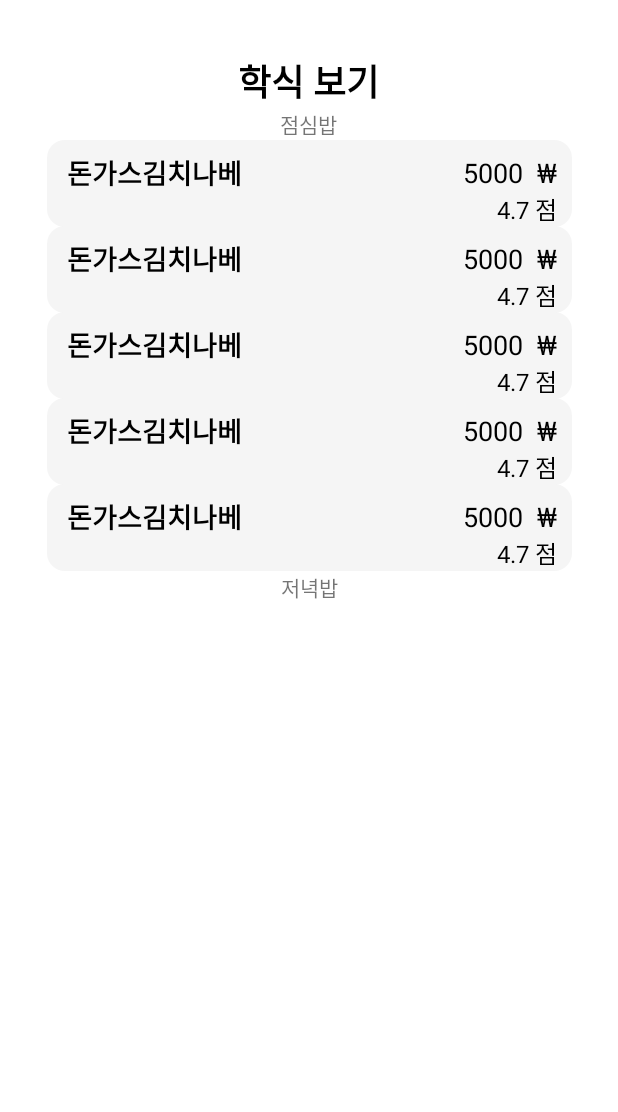
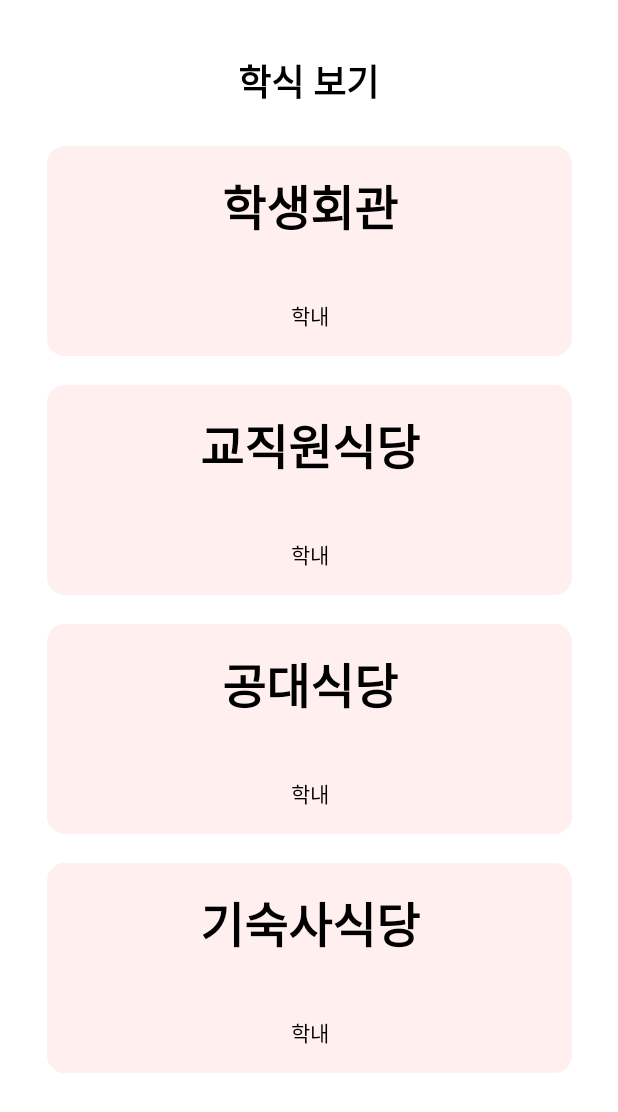
Before and after one commit to JaehyeokLee-119/SKKUeats, an Android app: the CampusCafeMenusView screen opened directly, with no data from a screen before it, on a phone screen of 412 x 824 dp. Shown: the top 1112 px of the screen. Run offline under Robolectric (Android 15) with nearby library versions, the light colour scheme and no system bars.

Commit message:
학식창 거의 완성

```diff
--- a/app/src/main/java/edu/skku/cs/skkueats/CampusRestaurantMenus/CampusCafeMenusAdapter.java
+++ b/app/src/main/java/edu/skku/cs/skkueats/CampusRestaurantMenus/CampusCafeMenusAdapter.java
@@ -1,6 +1,7 @@
 package edu.skku.cs.skkueats.CampusRestaurantMenus;
 
 import android.content.Context;
+import android.content.Intent;
 import android.view.LayoutInflater;
 import android.view.MotionEvent;
 import android.view.View;
@@ -8,24 +9,26 @@ import android.view.ViewGroup;
 import android.widget.BaseAdapter;
 import android.widget.TextView;
 
+import androidx.constraintlayout.widget.ConstraintLayout;
+
 import java.util.ArrayList;
+import java.util.Random;
 
 import edu.skku.cs.skkueats.R;
+import edu.skku.cs.skkueats.RestaurantInfo.RestaurantInfoView;
 
 class RestaurantMenu {
-    public String menu;
-    public double grade;
-    public int price;
+    public String restaurantName;
+    public String locations;
 
-    public RestaurantMenu(String menu, double grade, int price) {
-        this.menu = menu;
-        this.grade = grade;
-        this.price = price;
+    public RestaurantMenu(String restaurantName, String locations) {
+        this.restaurantName = restaurantName;
+        this.locations = locations;
     }
-    public RestaurantMenu(RestaurantMenu restaurantmenu) {
-        this.menu = restaurantmenu.menu;
-        this.grade = restaurantmenu.grade;
-        this.price = restaurantmenu.price;
+
+    public RestaurantMenu(edu.skku.cs.skkueats.CampusRestaurantMenus.RestaurantMenu menuRecommends) {
+        this.restaurantName = menuRecommends.restaurantName;
+        this.locations = menuRecommends.locations;
     }
 }
 
@@ -33,10 +36,12 @@ class RestaurantMenu {
 public class CampusCafeMenusAdapter extends BaseAdapter {
     private Context mContext;
     private ArrayList<RestaurantMenu> items;
+    private String id;
 
-    public CampusCafeMenusAdapter(Context mContext, ArrayList<RestaurantMenu> items) {
+    public CampusCafeMenusAdapter(Context mContext, ArrayList<RestaurantMenu> items, String id) {
         this.mContext = mContext;
         this.items = items;
+        this.id = id;
     }
 
     @Override
@@ -56,27 +61,38 @@ public class CampusCafeMenusAdapter extends BaseAdapter {
 
     @Override
     public View getView(int i, View view, ViewGroup viewGroup) {
-        if(view == null) {
+        if (view == null) {
             LayoutInflater inflater = (LayoutInflater) mContext.getSystemService(Context.LAYOUT_INFLATER_SERVICE);
-            view = inflater.inflate(R.layout.restaurant_menu_item, viewGroup, false);
+            view = inflater.inflate(R.layout.menu_recommend_item, viewGroup, false);
         }
-        TextView textViewMenuName = view.findViewById(R.id.textViewRMImenuName);
-        TextView textViewGrade = view.findViewById(R.id.textViewRMIgrade);
-        TextView textViewPrice = view.findViewById(R.id.textViewRMIprice);
+        TextView restaurantName = view.findViewById(R.id.textViewMMIrestaurantName);
+        TextView menuName = view.findViewById(R.id.textViewMMImenuName);
+        TextView menuContent = view.findViewById(R.id.textViewMMImenuContent);
+        ConstraintLayout box = view.findViewById(R.id.boxRecommendComplete);
 
-        textViewMenuName.setText(items.get(i).menu);
-        textViewGrade.setText(Double.toString(items.get(i).grade)+" 점");
-        textViewPrice.setText(items.get(i).price+"  ₩");
 
-        // ListView 클릭 비활성화
-        view.setOnTouchListener(new View.OnTouchListener() {
+        // 박스모양+색깔 랜덤배정
+        int shapeItems[] = {R.drawable.shape_for_soft_rectangle_pastelblue,
+                R.drawable.shape_for_soft_rectangle_pastelred,
+                R.drawable.shape_for_soft_rectangle_pastelgreen,
+                R.drawable.shape_for_soft_rectangle_pastelorange,
+                R.drawable.shape_for_soft_rectangle_pastelpurple};
+        Random rand = new Random();
+        box.setBackgroundResource(shapeItems[rand.nextInt(shapeItems.length)]);
 
+        restaurantName.setText(items.get(i).restaurantName);
+        menuName.setText("");
+        menuContent.setText(items.get(i).locations);
+
+        view.setOnClickListener(new View.OnClickListener() {
             @Override
-            public boolean onTouch(View v, MotionEvent event) {
-                return true;
-
-            }});
-
+            public void onClick(View view) {
+                Intent intent = new Intent(mContext.getApplicationContext(), RestaurantInfoView.class);
+                intent.putExtra("id", id);
+                intent.putExtra("RestaurantName", items.get(i).restaurantName);
+                mContext.startActivity(intent);
+            }
+        });
         return view;
     }
 }
--- a/app/src/main/java/edu/skku/cs/skkueats/CampusRestaurantMenus/CampusCafeMenusContract.java
+++ b/app/src/main/java/edu/skku/cs/skkueats/CampusRestaurantMenus/CampusCafeMenusContract.java
@@ -4,8 +4,7 @@ import java.util.ArrayList;
 
 public interface CampusCafeMenusContract {
     interface contactView {
-        void showMenuLunch(String menu, double grade, int price);
-        void showMenuDinner(String menu, double grade, int price);
+        void showCafes(RestaurantMenu restaurantMenu);
     }
 
     interface contactModel {
--- a/app/src/main/java/edu/skku/cs/skkueats/CampusRestaurantMenus/CampusCafeMenusModel.java
+++ b/app/src/main/java/edu/skku/cs/skkueats/CampusRestaurantMenus/CampusCafeMenusModel.java
@@ -3,26 +3,25 @@ package edu.skku.cs.skkueats.CampusRestaurantMenus;
 import java.util.ArrayList;
 
 public class CampusCafeMenusModel implements CampusCafeMenusContract.contactModel {
-    private ArrayList<RestaurantMenu> menuArray;
+    private ArrayList<RestaurantMenu> cafeArray;
     private CampusCafeMenusContract.contactView view;
 
     public CampusCafeMenusModel(CampusCafeMenusContract.contactView view) {
         this.view = view;
-        menuArray = new ArrayList<>();
+        cafeArray = new ArrayList<>();
         fetchCampusCafeMenus();
     }
 
     @Override
     public void fetchCampusCafeMenus() {
         // restaurantName으로 db에 요청해서 리뷰 정보를 다 받아와야 함
-        menuArray.add(new RestaurantMenu("돈가스김치나베", 4.7, 5000));
-        menuArray.add(new RestaurantMenu("돈가스김치나베", 4.7, 5000));
-        menuArray.add(new RestaurantMenu("돈가스김치나베", 4.7, 5000));
-        menuArray.add(new RestaurantMenu("돈가스김치나베", 4.7, 5000));
-        menuArray.add(new RestaurantMenu("돈가스김치나베", 4.7, 5000));
+        cafeArray.add(new RestaurantMenu("학생회관", "학내"));
+        cafeArray.add(new RestaurantMenu("교직원식당", "학내"));
+        cafeArray.add(new RestaurantMenu("공대식당", "학내"));
+        cafeArray.add(new RestaurantMenu("기숙사식당", "학내"));
 
         // 메뉴 정보 Response가 오면 아래 메소드를 실행시켜서 review를 view에 표시
-        pushMenusToViewer(menuArray);
+        pushMenusToViewer(cafeArray);
     }
     /*
     DB에 가게 이름으로 쿼리 보내서
@@ -34,7 +33,7 @@ public class CampusCafeMenusModel implements CampusCafeMenusContract.contactMode
         RestaurantMenu restaurantMenu;
         for(int i = 0; i < menuArray.size(); i++) {
             restaurantMenu = new RestaurantMenu(menuArray.get(i));
-            view.showMenuLunch(restaurantMenu.menu, restaurantMenu.grade, restaurantMenu.price);
+            view.showCafes(restaurantMenu);
         }
     }
 }
--- a/app/src/main/java/edu/skku/cs/skkueats/CampusRestaurantMenus/CampusCafeMenusView.java
+++ b/app/src/main/java/edu/skku/cs/skkueats/CampusRestaurantMenus/CampusCafeMenusView.java
@@ -8,18 +8,17 @@ import androidx.appcompat.app.AppCompatActivity;
 
 import java.util.ArrayList;
 
+import edu.skku.cs.skkueats.MenuRecommendedList.MenuRecommendsAdapter;
 import edu.skku.cs.skkueats.R;
 
 
 public class CampusCafeMenusView extends AppCompatActivity implements CampusCafeMenusContract.contactView {
-    private ArrayList<RestaurantMenu> menuArrayLunch = new ArrayList<>();
-    private ArrayList<RestaurantMenu> menuArrayDinner = new ArrayList<>();
-    private ListView campusCafeLunchListView;
-    private ListView campusCafeDinnerListView;
+    private ArrayList<RestaurantMenu> cafeArrayList = new ArrayList<>();
+    private ListView campusCafeListView;
     private CampusCafeMenusAdapter campusCafeLunchMenusAdapter;
-    private CampusCafeMenusAdapter campusCafeDinnerMenusAdapter;
     private Bundle savedInstanceState;
     private CampusCafeMenusModel model;
+    private String id;
 
     /*
     각 식당의 상세 정보를 눌렀을 때 나오는 창 (추천 혹은 검색 결과에서)
@@ -48,29 +47,23 @@ public class CampusCafeMenusView extends AppCompatActivity implements CampusCafe
          */
 
         initView();
+        id = getIntent().getStringExtra("id");
         model = new CampusCafeMenusModel(this);
     }
 
     private void initView() {
-        campusCafeLunchListView = findViewById(R.id.listViewCampusCafeLunch);
-        campusCafeDinnerListView = findViewById(R.id.listViewCampusCafeDinner);
+        campusCafeListView = findViewById(R.id.listViewCampusCafeLunch);
 
     }
 
     @Override
-    public void showMenuLunch(String menu, double grade, int price) {
+    public void showCafes(RestaurantMenu restaurantMenu) {
         /*
         받은 정보를 바탕으로 ListView에 menu를 추가하여 화면에 표시한다
          */
-        menuArrayLunch.add(new RestaurantMenu(menu, grade, price));
-        campusCafeLunchMenusAdapter = new CampusCafeMenusAdapter(getApplicationContext(), menuArrayLunch);
-        campusCafeLunchListView.setAdapter(campusCafeLunchMenusAdapter);
-    }
-
-    @Override
-    public void showMenuDinner(String menu, double grade, int price) {
-        menuArrayDinner.add(new RestaurantMenu(menu, grade, price));
-        campusCafeDinnerMenusAdapter = new CampusCafeMenusAdapter(getApplicationContext(), menuArrayDinner);
-        campusCafeDinnerListView.setAdapter(campusCafeDinnerMenusAdapter);
+        cafeArrayList.add(new RestaurantMenu(restaurantMenu));
+//        restaurantReviewAdapter = new MenuRecommendsAdapter(getApplicationContext(), recommendsArray);
+        campusCafeLunchMenusAdapter = new CampusCafeMenusAdapter(this, cafeArrayList, id);
+        campusCafeListView.setAdapter(campusCafeLunchMenusAdapter);
     }
 }
--- a/app/src/main/res/layout/activity_campus_cafe_menus.xml
+++ b/app/src/main/res/layout/activity_campus_cafe_menus.xml
@@ -21,48 +21,17 @@
         app:layout_constraintTop_toTopOf="parent" />
 
 
-    <TextView
-        android:id="@+id/textViewLunch"
-        android:layout_width="wrap_content"
-        android:layout_height="wrap_content"
-        android:text="점심밥"
-        app:layout_constraintEnd_toEndOf="@+id/textViewHeadLine"
-        app:layout_constraintStart_toStartOf="@+id/textViewHeadLine"
-        app:layout_constraintTop_toBottomOf="@id/textViewHeadLine" />
-
     <ListView
         android:id="@+id/listViewCampusCafeLunch"
         android:layout_width="match_parent"
         android:layout_height="0dp"
-        android:divider="#FFFFFF"
-        android:dividerHeight="0px"
-        app:layout_constraintEnd_toEndOf="parent"
-        app:layout_constraintStart_toStartOf="parent"
-        app:layout_constraintTop_toBottomOf="@+id/textViewLunch">
-
-    </ListView>
-
-    <TextView
-        android:id="@+id/textViewDinner"
-        android:layout_width="wrap_content"
-        android:layout_height="wrap_content"
-        android:text="저녁밥"
-        app:layout_constraintEnd_toEndOf="parent"
-        app:layout_constraintStart_toStartOf="parent"
-        app:layout_constraintTop_toBottomOf="@id/listViewCampusCafeLunch" />
-
-    <ListView
-        android:id="@+id/listViewCampusCafeDinner"
-        android:layout_width="match_parent"
-        android:layout_height="0dp"
+        android:layout_marginTop="15dp"
         android:divider="#FFFFFF"
         android:dividerHeight="0px"
         app:layout_constraintBottom_toBottomOf="parent"
         app:layout_constraintEnd_toEndOf="parent"
-        app:layout_constraintHorizontal_bias="0.0"
         app:layout_constraintStart_toStartOf="parent"
-        app:layout_constraintTop_toBottomOf="@+id/textViewDinner"
-        app:layout_constraintVertical_bias="1.0">
+        app:layout_constraintTop_toBottomOf="@+id/textViewHeadLine">
 
     </ListView>
 
```
